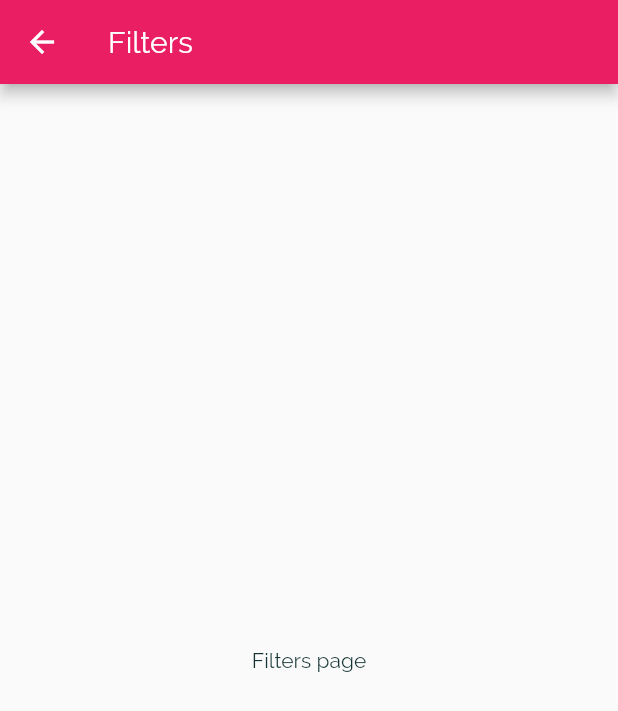
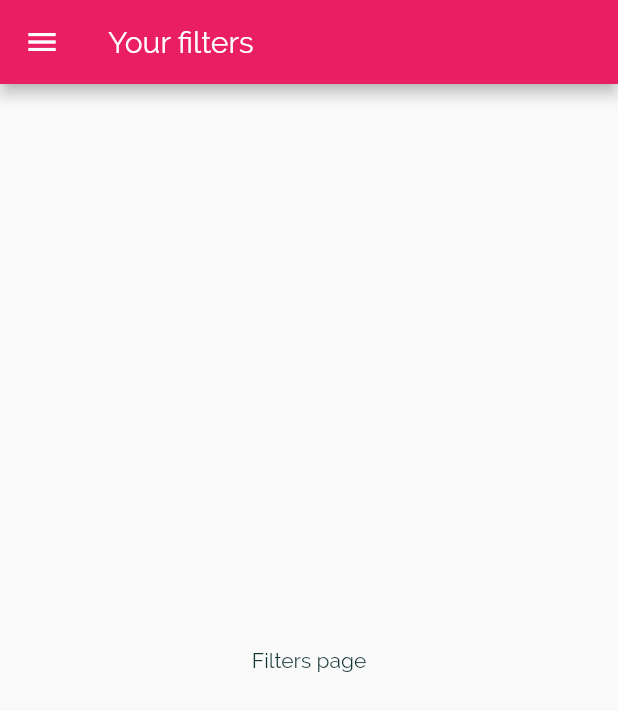
Before and after one commit to fvvsantana/learningFlutter, a Flutter app: the FiltersScreen screen opened by its route, on a phone screen of 412 x 824 dp. Shown: the top 711 px of the screen. Run offline on Flutter 3.47's test engine with Material 2 defaults, Android fonts, the phone set to English and light mode, and no system bars.

Commit message:
175. Replacing Pages (Instead of Pushing)

```diff
--- a/meals/lib/screens/filters_screen.dart
+++ b/meals/lib/screens/filters_screen.dart
@@ -1,4 +1,5 @@
 import 'package:flutter/material.dart';
+import 'package:meals/widgets/main_drawer.dart';
 
 class FiltersScreen extends StatelessWidget {
   static const String routeName = '/filters';
@@ -7,8 +8,9 @@ class FiltersScreen extends StatelessWidget {
   Widget build(BuildContext context) {
     return Scaffold(
       appBar: AppBar(
-        title: const Text('Filters'),
+        title: const Text('Your filters'),
       ),
+      drawer: MainDrawer(),
       body: Center(
         child: Text('Filters page'),
       ),
--- a/meals/lib/widgets/main_drawer.dart
+++ b/meals/lib/widgets/main_drawer.dart
@@ -49,14 +49,14 @@ class MainDrawer extends StatelessWidget {
             text: 'Meals',
             icon: Icons.restaurant,
             onTap: (){
-              Navigator.of(context).pushNamed(TabsScreen.routeName);
+              Navigator.of(context).pushReplacementNamed(TabsScreen.routeName);
             },
           ),
           _buildListTile(
             text: 'Filters',
             icon: Icons.settings,
             onTap: (){
-              Navigator.of(context).pushNamed(FiltersScreen.routeName);
+              Navigator.of(context).pushReplacementNamed(FiltersScreen.routeName);
             },
           ),
         ],
```
